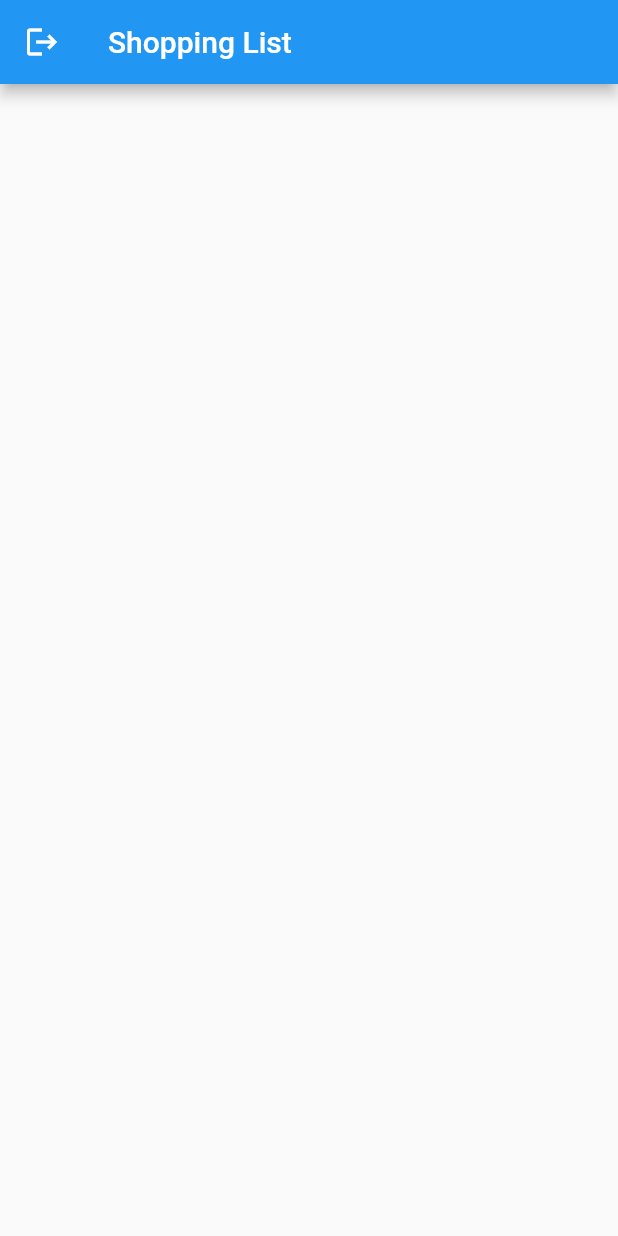
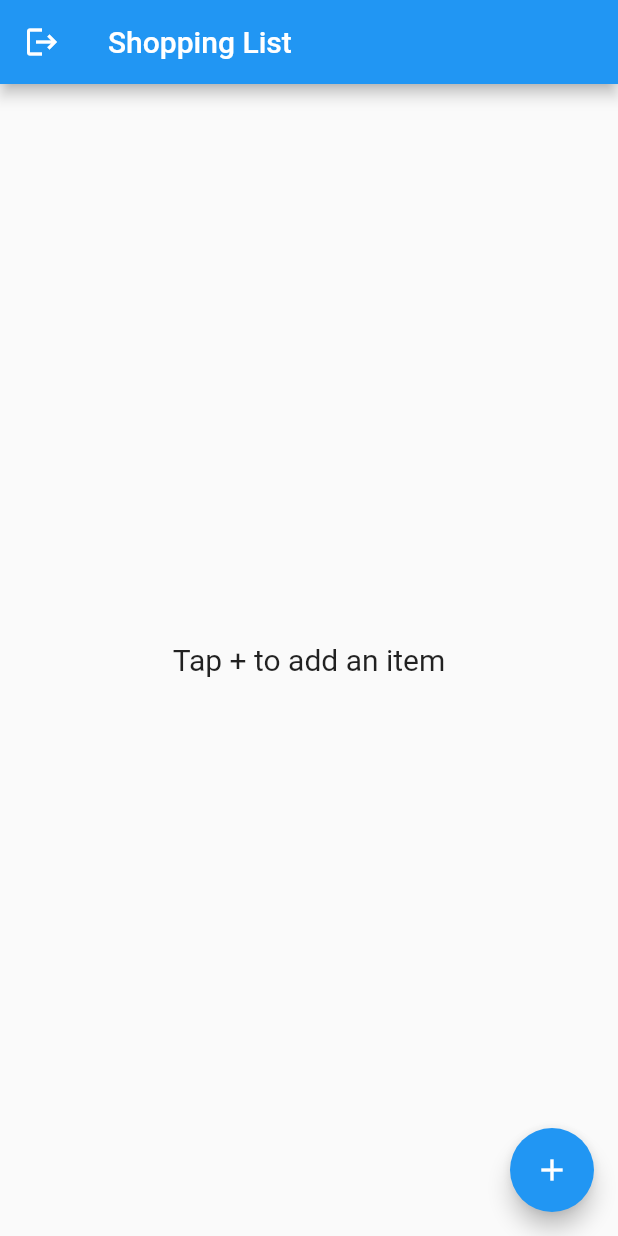
Before and after one commit to sunaranish17/freeze-flutter, a Flutter app: the screen it shows once a user with an empty profile is signed in, on a phone screen of 412 x 824 dp. Run offline on Flutter 3.47's test engine with Material 2 defaults, Android fonts, the light colour scheme and no system bars; our stand-ins replace cloud_firestore, firebase_auth, firebase_core, flutter_hooks, freezed_annotation, hooks_riverpod; accounts and stored records are empty; network calls fail.

Commit message:
Feat: Item list widget

```diff
--- /dev/null
+++ b/lib/components/item_list.dart
@@ -0,0 +1,38 @@
+import 'package:flutter/material.dart';
+import 'package:flutter_freezed_riverpod/components/item_list_error.dart';
+import 'package:flutter_freezed_riverpod/components/item_tile.dart';
+import 'package:flutter_freezed_riverpod/controllers/item_list_controller.dart';
+import 'package:flutter_freezed_riverpod/models/item_model.dart';
+import 'package:flutter_freezed_riverpod/repositories/custom_exception.dart';
+import 'package:hooks_riverpod/hooks_riverpod.dart';
+
+final currentItemProvider = Provider<Item>((_) => throw UnimplementedError());
+
+class ItemList extends HookConsumerWidget {
+  const ItemList({Key? key}) : super(key: key);
+  @override
+  Widget build(BuildContext context, WidgetRef ref) {
+    final itemList = ref.watch(itemListControllerProvider);
+    return itemList.when(
+        data: (items) => items.isEmpty
+            ? Center(
+                child: Text(
+                "Tap + to add an item",
+                style: TextStyle(fontSize: 20),
+              ))
+            : ListView.builder(
+                itemCount: items.length,
+                itemBuilder: (BuildContext ctx, int index) {
+                  final item = items[index];
+                  return ProviderScope(
+                      child: const ItemTile(),
+                      overrides: [currentItemProvider.overrideWithValue(item)]);
+                }),
+        error: (err, _) => ItemListError(
+              message: err is CustomException
+                  ? err.message!
+                  : 'Something Went Wrong',
+            ),
+        loading: () => const Center(child: CircularProgressIndicator()));
+  }
+}
--- /dev/null
+++ b/lib/components/item_tile.dart
@@ -0,0 +1,28 @@
+import 'package:flutter/material.dart';
+import 'package:flutter_freezed_riverpod/components/add_item_dialog.dart';
+import 'package:flutter_freezed_riverpod/components/item_list.dart';
+import 'package:flutter_freezed_riverpod/controllers/item_list_controller.dart';
+import 'package:hooks_riverpod/hooks_riverpod.dart';
+
+class ItemTile extends HookConsumerWidget {
+  const ItemTile({Key? key}) : super(key: key);
+
+  @override
+  Widget build(BuildContext context, WidgetRef ref) {
+    final item = ref.watch(currentItemProvider);
+    return ListTile(
+        key: ValueKey(item.id),
+        title: Text(item.name),
+        trailing: Checkbox(
+          value: item.obtained,
+          onChanged: (_) {
+            ref.read(itemListControllerProvider.notifier).updateItem(
+                updatedItem: item.copyWith(obtained: !item.obtained));
+          },
+        ),
+        onTap: () => AddItemDialog.show(context, item),
+        onLongPress: () => ref
+            .read(itemListControllerProvider.notifier)
+            .deleteItem(itemId: item.id!));
+  }
+}
--- a/lib/main.dart
+++ b/lib/main.dart
@@ -1,6 +1,9 @@
 import 'package:firebase_core/firebase_core.dart';
 import 'package:flutter/material.dart';
+import 'package:flutter_freezed_riverpod/components/add_item_dialog.dart';
+import 'package:flutter_freezed_riverpod/components/item_list.dart';
 import 'package:flutter_freezed_riverpod/controllers/auth_controller.dart';
+import 'package:flutter_freezed_riverpod/models/item_model.dart';
 import 'package:hooks_riverpod/hooks_riverpod.dart';
 
 void main() async {
@@ -39,6 +42,11 @@ class HomeScreen extends HookConsumerWidget {
               )
             : null,
       ),
+      body: ItemList(),
+      floatingActionButton: FloatingActionButton(
+        onPressed: () => AddItemDialog.show(context, Item.empty()),
+        child: Icon(Icons.add),
+      ),
     );
   }
 }
```
Also changed, not shown: lib/components/item_list_error.dart (added, +35 -0 lines).
